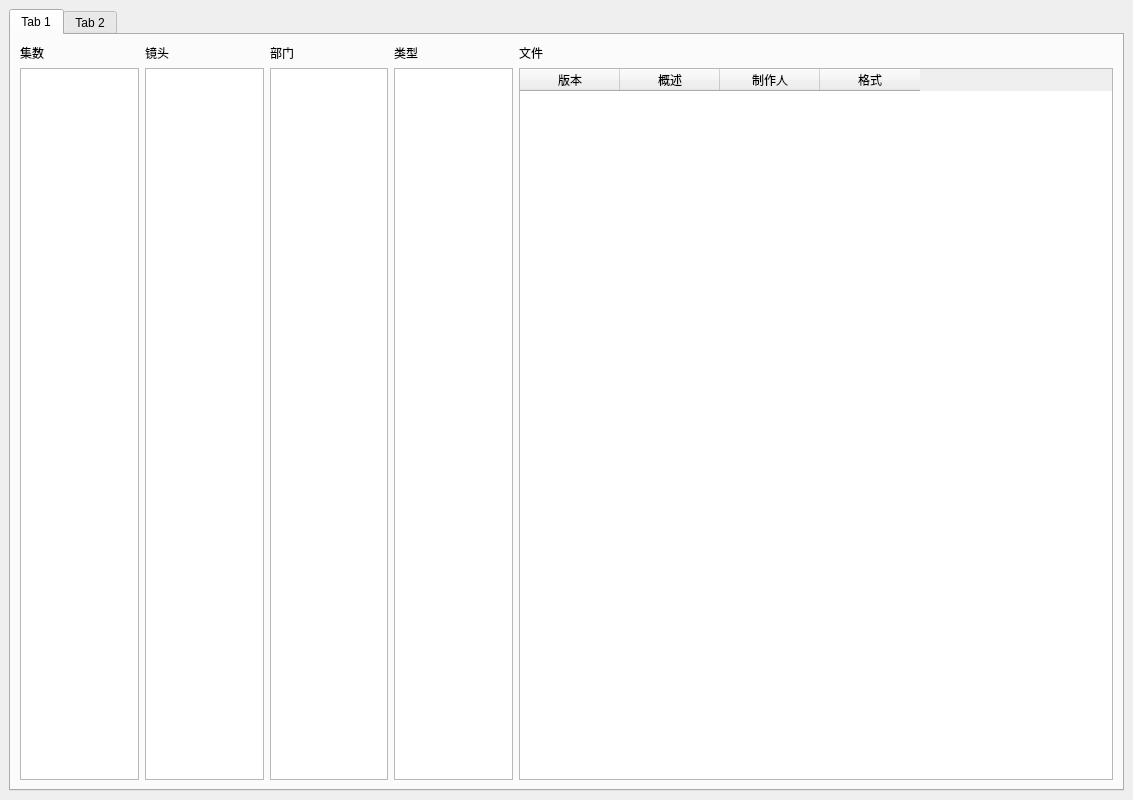
uuiid/prjQ9-doodle, file UiFile/ProjectBrowser.ui: the form before one commit.
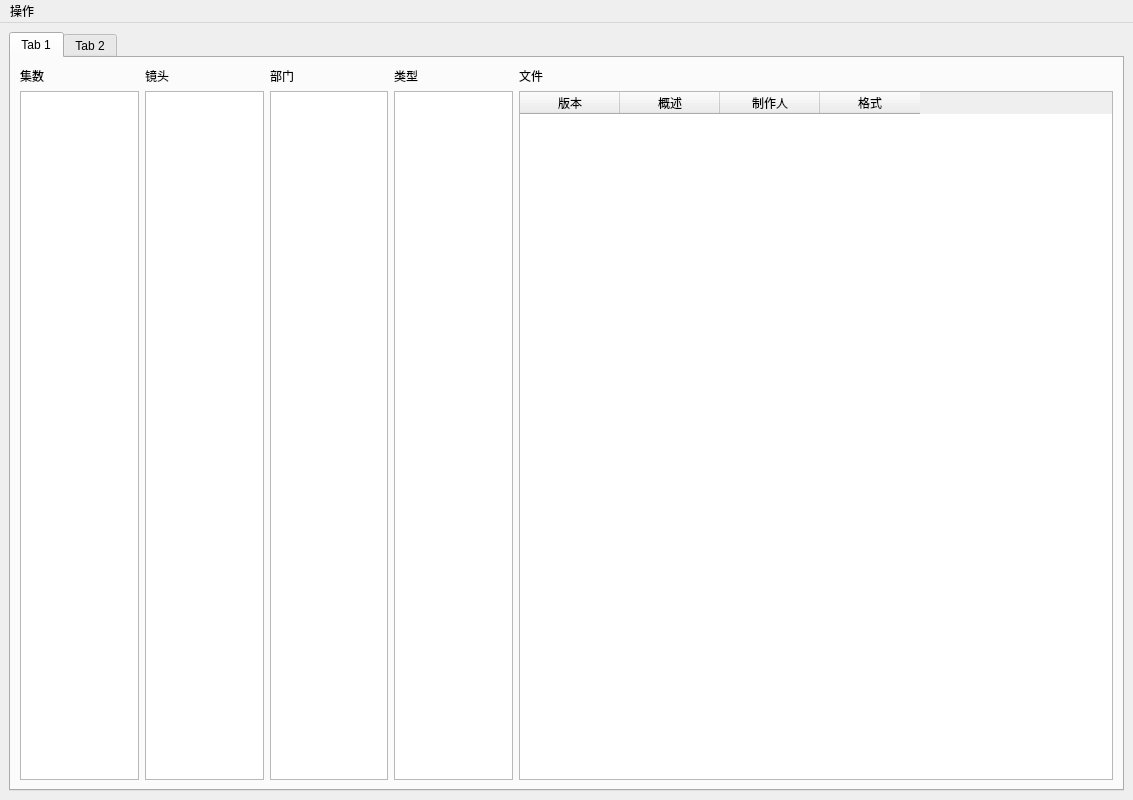
The form after the commit.

Patch:
```diff
--- a/UiFile/ProjectBrowser.ui
+++ b/UiFile/ProjectBrowser.ui
@@ -149,6 +149,13 @@
      <height>23</height>
     </rect>
    </property>
+   <widget class="QMenu" name="caoZhuo">
+    <property name="title">
+     <string>操作</string>
+    </property>
+    <addaction name="refresh"/>
+   </widget>
+   <addaction name="caoZhuo"/>
   </widget>
  </widget>
  <tabstops>
```
Left out of the diff: 5 changed lines with no effect on the pictures.
